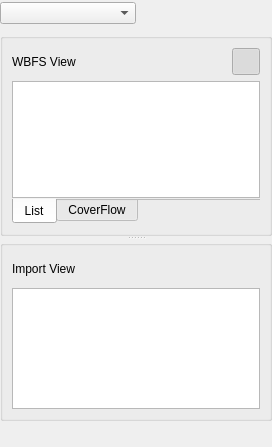
Before: the Qt Designer form qwbfs/src/PartitionWidget.ui in amestica/qwbfs, drawn with Qt 5.
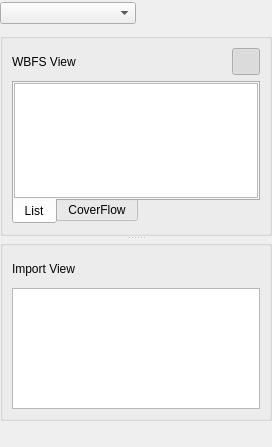
After: the same form once the commit is applied. Icons and pictures are not drawn. Custom widgets are drawn as their Qt base class.

The edit to the form file:
```diff
--- a/qwbfs/src/PartitionWidget.ui
+++ b/qwbfs/src/PartitionWidget.ui
@@ -213,9 +213,6 @@
          <property name="currentIndex">
           <number>0</number>
          </property>
-         <property name="documentMode">
-          <bool>true</bool>
-         </property>
          <widget class="QWidget" name="wList">
           <attribute name="title">
            <string>List</string>
```
